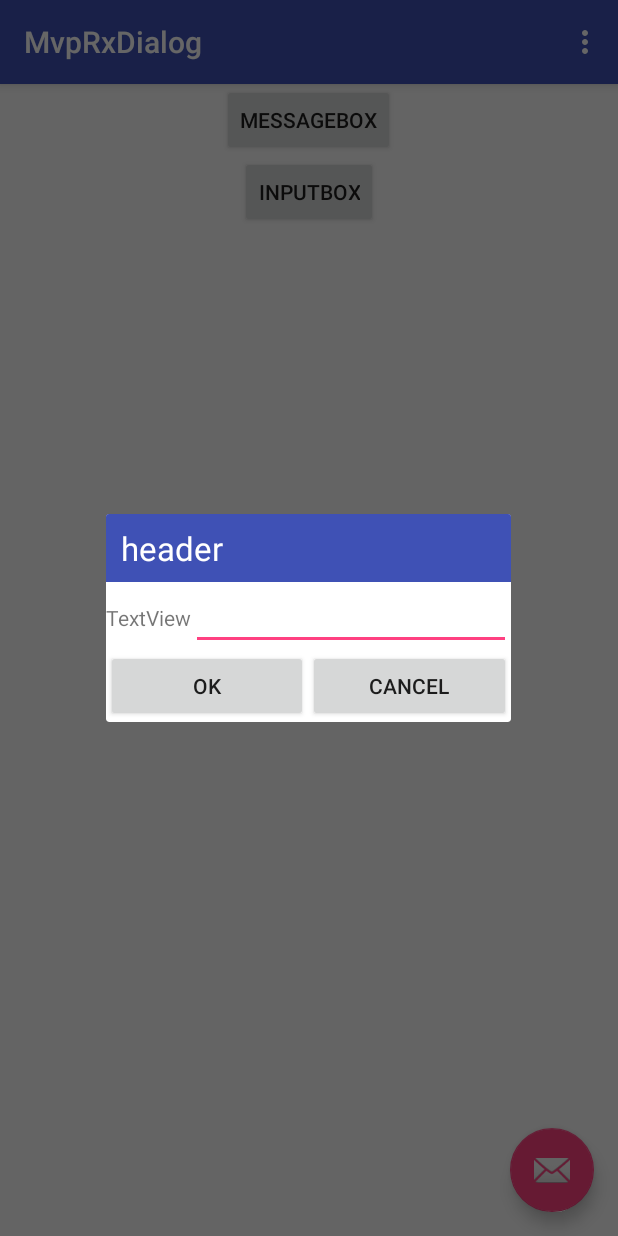
After one commit to IvanKovalchuk/MvpRxDialogSample, an Android app: the fragment MvpInputBox placed in its activity, on a phone screen of 412 x 824 dp. The commit adds this screen. Run offline under Robolectric (Android 15) with nearby library versions, the phone set to English and light mode, and no system bars; our stand-ins replace RxJava; 8 statements that could not run were skipped.

Commit message:
InputBox is acceptable

```diff
--- /dev/null
+++ b/app/src/main/java/com/kivsw/mvprxdialogsample/MainActivity.java
@@ -0,0 +1,105 @@
+package com.kivsw.mvprxdialogsample;
+
+import android.os.Bundle;
+import android.support.design.widget.FloatingActionButton;
+import android.support.design.widget.Snackbar;
+import android.support.v7.app.AppCompatActivity;
+import android.support.v7.widget.Toolbar;
+import android.view.View;
+import android.view.Menu;
+import android.view.MenuItem;
+import android.widget.Button;
+
+import com.kivsw.mvprxdialog.Contract;
+import com.kivsw.mvprxdialogsample.R;
+
+public class MainActivity extends AppCompatActivity
+        implements Contract.IView
+{
+
+    View rootView;
+
+    protected MainActivityPresenter getPresenter()
+    {
+        return MainActivityPresenter.getInstance();
+    }
+
+    @Override
+    protected void onCreate(Bundle savedInstanceState) {
+        super.onCreate(savedInstanceState);
+        setContentView(R.layout.activity_main);
+        Toolbar toolbar = (Toolbar) findViewById(R.id.toolbar);
+        setSupportActionBar(toolbar);
+
+        rootView = findViewById(R.id.rootActivityView);
+
+        FloatingActionButton fab = (FloatingActionButton) findViewById(R.id.fab);
+        fab.setOnClickListener(new View.OnClickListener() {
+            @Override
+            public void onClick(View view) {
+                Snackbar.make(view, "Replace with your own action", Snackbar.LENGTH_LONG)
+                        .setAction("Action", null).show();
+            }
+        });
+
+        Button showDialogButton  = (Button) findViewById(R.id.showDialogButton);
+        showDialogButton.setOnClickListener(new View.OnClickListener() {
+            @Override
+            public void onClick(View v) {
+                getPresenter().showDialog();
+            }
+        });
+
+        Button showInputBox=(Button) findViewById(R.id.showInputBox);
+        showInputBox.setOnClickListener(new View.OnClickListener() {
+            @Override
+            public void onClick(View v) {
+                getPresenter().showInputBox();
+            }
+        });
+
+    }
+
+    @Override
+    public boolean onCreateOptionsMenu(Menu menu) {
+        // Inflate the menu; this adds items to the action bar if it is present.
+        getMenuInflater().inflate(R.menu.menu_main, menu);
+        return true;
+    }
+
+    @Override
+    public boolean onOptionsItemSelected(MenuItem item) {
+        // Handle action bar item clicks here. The action bar will
+        // automatically handle clicks on the Home/Up button, so long
+        // as you specify a parent activity in AndroidManifest.xml.
+        int id = item.getItemId();
+
+        //noinspection SimplifiableIfStatement
+        if (id == R.id.action_settings) {
+            return true;
+        }
+
+        return super.onOptionsItemSelected(item);
+    }
+
+    @Override
+    protected void onStart()
+    {
+        super.onStart();
+        getPresenter().setUI(this);
+
+    }
+    @Override
+    protected void onStop()
+    {
+        super.onStop();
+        getPresenter().setUI(null);
+
+    }
+
+    public void showMessage(String message)
+    {
+        Snackbar.make(rootView, message, Snackbar.LENGTH_LONG)
+                .show();
+    }
+}
--- a/app/src/main/res/layout/activity_main.xml
+++ b/app/src/main/res/layout/activity_main.xml
@@ -30,6 +30,12 @@
         android:layout_margin="@dimen/fab_margin"
         app:srcCompat="@android:drawable/ic_dialog_email" />
 
+
+
+    <LinearLayout
+        android:layout_width="match_parent"
+        android:layout_height="match_parent"
+        android:orientation="vertical">
         <Button
             android:id="@+id/showDialogButton"
             android:layout_width="wrap_content"
@@ -37,6 +43,16 @@
             android:layout_gravity="top|center"
             android:layout_marginTop="?attr/actionBarSize"
 
-        android:text="Button" />
+            android:text="messageBox" />
+
+        <Button
+            android:id="@+id/showInputBox"
+            android:layout_width="wrap_content"
+            android:layout_height="wrap_content"
+            android:layout_gravity="top|center"
+            android:text="inputBox" />
+
+
+    </LinearLayout>
 
 </android.support.design.widget.CoordinatorLayout>
--- a/mvprxdialog/build.gradle
+++ b/mvprxdialog/build.gradle
@@ -26,11 +26,11 @@ dependencies {
     androidTestCompile('com.android.support.test.espresso:espresso-core:2.2.2', {
         exclude group: 'com.android.support', module: 'support-annotations'
     })
+
     compile 'com.android.support:appcompat-v7:25.3.1'
     compile 'com.android.support:support-v4:25.3.1'
     compile 'com.android.support.constraint:constraint-layout:1.0.2'
     compile 'io.reactivex.rxjava2:rxjava:2.1.1'
     compile 'io.reactivex.rxjava2:rxandroid:2.0.1'
-
     testCompile 'junit:junit:4.12'
 }
--- a/mvprxdialog/src/main/java/com/kivsw/mvprxdialog/BaseMvpPresenter.java
+++ b/mvprxdialog/src/main/java/com/kivsw/mvprxdialog/BaseMvpPresenter.java
@@ -27,6 +27,7 @@ public abstract class BaseMvpPresenter
 
     @Override
     public void onDismiss() {
+
         deletePresenter();
     }
 
--- /dev/null
+++ b/mvprxdialog/src/main/java/com/kivsw/mvprxdialog/MvpInputBox.java
@@ -0,0 +1,119 @@
+package com.kivsw.mvprxdialog;
+
+import android.content.Context;
+import android.graphics.Bitmap;
+import android.net.Uri;
+import android.os.Bundle;
+import android.support.v4.app.Fragment;
+import android.view.LayoutInflater;
+import android.view.View;
+import android.view.ViewGroup;
+import android.widget.Button;
+import android.widget.EditText;
+import android.widget.TextView;
+
+/**
+ * A simple {@link Fragment} subclass.
+ * Activities that contain this fragment must implement the
+ * Use the {@link MvpInputBox#newInstance} factory method to
+ * create an instance of this fragment.
+ */
+public class MvpInputBox extends BaseMvpFragment {
+
+    private View rootView;
+    private Button okBtn,cancelBtn;
+    private TextView textView;
+    private EditText editText;
+
+    private final static String
+            MESSAGE_PARAM="MESSAGE_PARAM",
+            INPUT_TYPE_PARAM="OK_TITLE_PARAM",
+            OLD_VALUE_PARAM = "OLD_VALUE_PARAM";
+
+
+    public static MvpInputBox newInstance(long presenterId, Bitmap icon, String title, String msg, String InputValue, int inputType)
+    {
+        MvpInputBox fragment = new MvpInputBox();
+        Bundle args = new Bundle();
+
+        args.putLong(PRESENTER_ID, presenterId);
+        args.putParcelable(ICON_PARAM,icon);
+        args.putString(MESSAGE_PARAM,msg);
+        args.putString(TITLE_PARAM,title);
+        args.putString(OLD_VALUE_PARAM, InputValue);
+        args.putInt(INPUT_TYPE_PARAM,inputType);
+
+        fragment.setArguments(args);
+        return fragment;
+    };
+
+    public MvpInputBox() {
+        // Required empty public constructor
+    }
+
+
+    @Override
+    public void onCreate(Bundle savedInstanceState) {
+        super.onCreate(savedInstanceState);
+
+    }
+
+    @Override
+    public View onCreateView(LayoutInflater inflater, ViewGroup container,
+                             Bundle savedInstanceState) {
+        // Inflate the layout for this fragment
+        rootView = inflater.inflate(R.layout.mvp_inputbox, container, false);
+
+        setupTitle(rootView);
+
+        okBtn= (Button)rootView.findViewById(R.id.dlButtonOk);
+        okBtn.setOnClickListener(new View.OnClickListener() {
+            @Override
+            public void onClick(View v) {
+                ((MvpInputBoxPresenter)getPresenter()).onOkPress(editText.getText());
+            }
+        });
+        okBtn.setText(android.R.string.ok);
+        cancelBtn=(Button)rootView.findViewById(R.id.dlButtonCancel);
+        cancelBtn.setOnClickListener(new View.OnClickListener() {
+            @Override
+            public void onClick(View v) {
+                dismiss();
+            }
+        });
+        cancelBtn.setText(android.R.string.cancel);
+
+        editText=(EditText)rootView.findViewById(R.id.dlEditValue);
+
+        editText.setInputType(this.getArguments().getInt(INPUT_TYPE_PARAM));
+        if(savedInstanceState==null)
+            editText.setText(this.getArguments().getString(OLD_VALUE_PARAM));
+        editText.requestFocus();
+        //editText.dispatchTouchEvent(MotionEvent.obtain(SystemClock.uptimeMillis(), SystemClock.uptimeMillis(), MotionEvent.ACTION_DOWN, 0, 0, 0));
+        //editText.dispatchTouchEvent(MotionEvent.obtain(SystemClock.uptimeMillis(), SystemClock.uptimeMillis(), MotionEvent.ACTION_UP, 0, 0, 0));
+        //getActivity().getWindow().setSoftInputMode(WindowManager.LayoutParams.SOFT_INPUT_STATE_VISIBLE);
+
+        textView=(TextView)rootView.findViewById(R.id.dlInputValTextView);
+        textView.setText(this.getArguments().getString(MESSAGE_PARAM));
+
+        return rootView;
+    }
+
+
+
+    @Override
+    public void onAttach(Context context) {
+        super.onAttach(context);
+    }
+
+    @Override
+    public void onDetach() {
+        super.onDetach();
+    }
+
+    public void showErrorMessage(CharSequence errMessage)
+    {
+        editText.setError(errMessage);
+    }
+
+}
--- a/mvprxdialog/src/main/java/com/kivsw/mvprxdialog/MvpMessageBoxPresenter.java
+++ b/mvprxdialog/src/main/java/com/kivsw/mvprxdialog/MvpMessageBoxPresenter.java
@@ -14,6 +14,9 @@ import io.reactivex.annotations.NonNull;
 
 public class MvpMessageBoxPresenter extends BaseMvpPresenter
 {
+    private MvpMessageBoxPresenter()
+    {};
+
     MvpMessageBox view;
     @Override
     public Contract.IView getUI() {
@@ -36,6 +39,7 @@ public class MvpMessageBoxPresenter extends BaseMvpPresenter
         if(singleEmmiter!=null)
             singleEmmiter.onSuccess(button);
         deletePresenter();
+
     }
 
     @Override
--- /dev/null
+++ b/mvprxdialog/src/main/res/layout/mvp_inputbox.xml
@@ -0,0 +1,54 @@
+<LinearLayout xmlns:android="http://schemas.android.com/apk/res/android"
+    xmlns:tools="http://schemas.android.com/tools"
+    android:layout_width="match_parent"
+    android:layout_height="match_parent"
+    android:orientation="vertical"
+    tools:context="com.kivsw.mvprxdialog.MvpInputBox">
+
+    <include layout="@layout/header_layout"
+        android:id="@+id/includeHeader"
+        />
+
+    <LinearLayout
+        android:layout_width="match_parent"
+        android:layout_height="wrap_content" >
+
+        <TextView
+            android:id="@+id/dlInputValTextView"
+            android:layout_width="wrap_content"
+            android:layout_height="wrap_content"
+            android:text="TextView" />
+
+        <EditText
+            android:id="@+id/dlEditValue"
+            android:layout_width="wrap_content"
+            android:layout_height="wrap_content"
+            android:layout_weight="1"
+            android:ems="10" >
+
+            <requestFocus />
+        </EditText>
+
+    </LinearLayout>
+
+    <LinearLayout
+        android:layout_width="match_parent"
+        android:layout_height="wrap_content" >
+
+        <Button
+            android:id="@+id/dlButtonOk"
+            style="buttonStyle"
+            android:layout_width="wrap_content"
+            android:layout_height="wrap_content"
+            android:layout_weight="1"
+            android:text="OK" />
+
+        <Button
+            android:id="@+id/dlButtonCancel"
+            android:layout_width="wrap_content"
+            android:layout_height="wrap_content"
+            android:layout_weight="1"
+            android:text="Cancel" />
+    </LinearLayout>
+
+</LinearLayout>
```
Also changed, not shown: app/src/main/java/com/kivsw/mvprxdialogsample/MainActivityPresenter.java (added, +121 -0 lines), mvprxdialog/src/main/java/com/kivsw/mvprxdialog/BaseMvpFragment.java (+12 -1 lines), mvprxdialog/src/main/java/com/kivsw/mvprxdialog/MvpInputBoxPresenter.java (added, +100 -0 lines), mvprxdialog/src/main/java/com/kivsw/mvprxdialog/MvpMessageBox.java (+2 -8 lines), mvprxdialog/src/main/java/com/kivsw/mvprxdialog/PresenterManager.java (+4 -4 lines), mvprxdialog/src/main/res/layout/mvp_messagebox.xml (renamed from mvprxdialog/src/main/res/layout/messagebox_layout.xml), 2 other files. Lines whose indentation alone changed are shown as unchanged.
